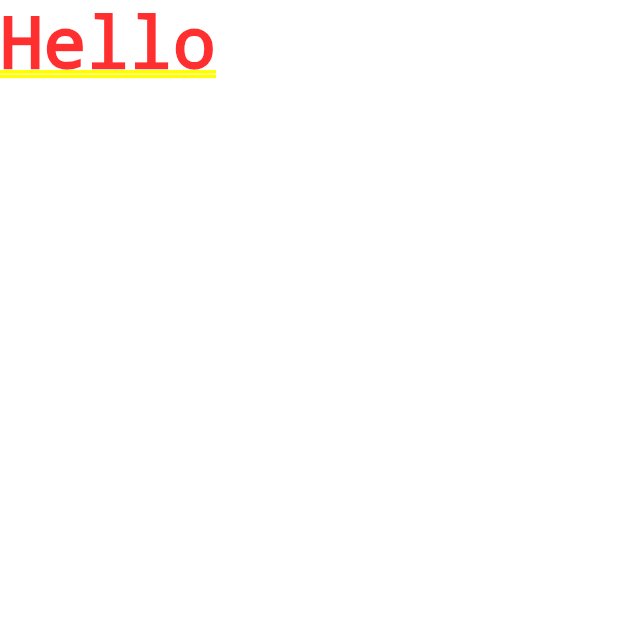
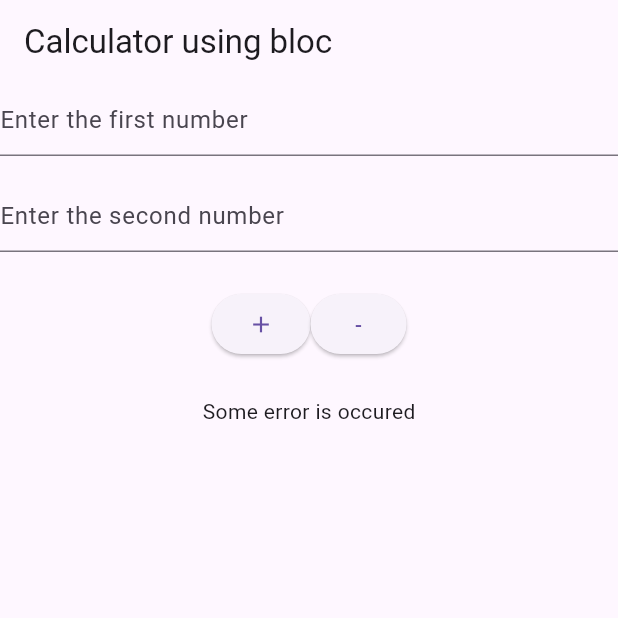
Before and after one commit to Nishesh73/bloc_concept, a Flutter app: the screen it shows after launch, on a phone screen of 412 x 824 dp, the top half of it. Run offline on Flutter 3.47's test engine with Material 3 defaults, Android fonts, the phone set to English and light mode, and no system bars; our stand-ins replace flutter_bloc.

Commit message:
calulation part completed

```diff
--- /dev/null
+++ b/lib/blocs/calculaor_block.dart
@@ -0,0 +1,22 @@
+import 'package:bloc_pattern/blocs/calculator_event.dart';
+import 'package:bloc_pattern/blocs/calculator_state.dart';
+import 'package:bloc_pattern/calculation/calculation.dart';
+import 'package:flutter_bloc/flutter_bloc.dart';
+
+class CalculatorBloc extends Bloc<CalculatorEvent, CalculaorState> {
+  CalculatorBloc() : super(CalculatorInitialState()) {
+    on<CalculatorEvent>((event, emit) {
+      if (event is AddEvent) {
+        Calculation calins = Calculation(num1: event.num1, num2: event.num2);
+        num result = calins.add();
+
+        emit(CalculatorResult(result: result));
+      } else if (event is SubtractEvent) {
+        Calculation calins = Calculation(num1: event.num1, num2: event.num2);
+        num result = calins.subtract();
+
+        emit(CalculatorResult(result: result));
+      }
+    });
+  }
+}
--- /dev/null
+++ b/lib/blocs/calculator_event.dart
@@ -0,0 +1,19 @@
+
+abstract class CalculatorEvent{
+
+}
+
+class AddEvent extends CalculatorEvent{
+  final num num1;
+  final num num2;
+  AddEvent({required this.num1, required this.num2});
+
+
+}
+class SubtractEvent extends CalculatorEvent{
+  final num num1;
+  final num num2;
+  SubtractEvent({required this.num1, required this.num2});
+
+
+}
--- /dev/null
+++ b/lib/blocs/calculator_state.dart
@@ -0,0 +1,16 @@
+abstract class CalculaorState{
+
+
+}
+class CalculatorInitialState extends CalculaorState{
+  //starting point of calculator bloc , starting point of bloc
+
+
+}
+
+class CalculatorResult extends CalculaorState{
+  num result;
+  CalculatorResult({required this.result});
+
+
+}
--- /dev/null
+++ b/lib/calculation/calculation.dart
@@ -0,0 +1,22 @@
+
+class Calculation{
+   num num1,num2,result=0;
+  Calculation({required this.num1, required this.num2});
+
+ add(){
+   result= num1+num2;
+   return result;
+
+
+  }
+  subtract(){
+   result= num1-num2;
+   return result;
+
+
+  }
+
+
+
+
+}
--- a/lib/main.dart
+++ b/lib/main.dart
@@ -1,4 +1,11 @@
+import 'package:bloc_pattern/blocs/calculaor_block.dart';
+import 'package:bloc_pattern/blocs/calculator_event.dart';
+import 'package:bloc_pattern/blocs/calculator_state.dart';
+import 'package:bloc_pattern/calculation/calculation.dart';
+import 'package:flutter/cupertino.dart';
 import 'package:flutter/material.dart';
+import 'package:flutter/widgets.dart';
+import 'package:flutter_bloc/flutter_bloc.dart';
 
 void main() {
   runApp(const MyApp());
@@ -11,7 +18,111 @@ class MyApp extends StatelessWidget {
   @override
   Widget build(BuildContext context) {
     return MaterialApp(
+      home: BlocProvider<CalculatorBloc>(
+        create: (context) {
+        return  CalculatorBloc();
+        },
+        child: CalculatorUI()),
+    );
+  }
+}
 
-      home: Text("Hello"),
+class CalculatorUI extends StatelessWidget {
+  CalculatorUI({super.key});
+
+
+  TextEditingController firsttext = TextEditingController();
+
+  TextEditingController secondtext = TextEditingController();
+
+  num result = 0;
+
+
+  @override
+  Widget build(BuildContext context) {
+    CalculatorBloc calbloc = BlocProvider.of(context);
+    return Scaffold(
+      appBar: AppBar(
+        title: Text("Calculator using bloc"),
+      ),
+      body: Column(
+        mainAxisSize: MainAxisSize.min,
+        crossAxisAlignment: CrossAxisAlignment.center,
+        children: [
+          Flexible(
+              child: TextField(
+            controller: firsttext,
+            decoration: InputDecoration(hintText: "Enter the first number"),
+          )),
+          SizedBox(height: 16),
+          Flexible(
+              child: TextField(
+            controller: secondtext,
+            decoration: InputDecoration(hintText: "Enter the second number"),
+          )),
+
+
+
+SizedBox(height: 16),
+
+          Padding(
+            padding: const EdgeInsets.all(8.0),
+            child: Row(
+              mainAxisAlignment: MainAxisAlignment.center,
+              children: [
+                ElevatedButton(
+                    onPressed: () {
+
+
+                      calbloc.add(AddEvent(num1:int.parse(firsttext.text),
+                       num2: int.parse(secondtext.text)));
+                      // AddEvent(
+                      //     num1: int.parse(firsttext.text),
+                      //     num2: int.parse(secondtext.text));
+
+                      // var resultIns = Calculation(
+                      //     num1: int.parse(firsttext.text),
+                      //     num2: int.parse(secondtext.text));
+                      // result = resultIns.add();
+
+
+                    },
+                    child: Icon(Icons.add)),
+                ElevatedButton(
+                    onPressed: () {
+                      // var resultIns = Calculation(
+                      //     num1: int.parse(firsttext.text),
+                      //     num2: int.parse(secondtext.text));
+                      // result = resultIns.subtract();
+
+                      calbloc.add(SubtractEvent(num1: int.parse(firsttext.text),
+                       num2: int.parse(firsttext.text),));
+
+
+                    },
+                    child: Text("-")),
+              ],
+            ),
+          ),
+SizedBox(height: 16),
+          BlocBuilder(
+            bloc: calbloc,
+            builder: (context,state){
+
+            if(state is CalculatorResult ){
+          return  Text("${state.result}");
+            }
+          else{
+
+           return Text("Some error is occured");
+          }
+
+          })
+
+
+          // Text("Result is: $result")
+        ],
+      ),
     );
-  }}
+  }
+}
--- a/pubspec.yaml
+++ b/pubspec.yaml
@@ -35,6 +35,8 @@ dependencies:
   # The following adds the Cupertino Icons font to your application.
   # Use with the CupertinoIcons class for iOS style icons.
   cupertino_icons: ^1.0.6
+  flutter_bloc: ^8.1.6
+  bloc: ^8.1.4
 
 dev_dependencies:
   flutter_test:
```
Also changed, not shown: pubspec.lock.
